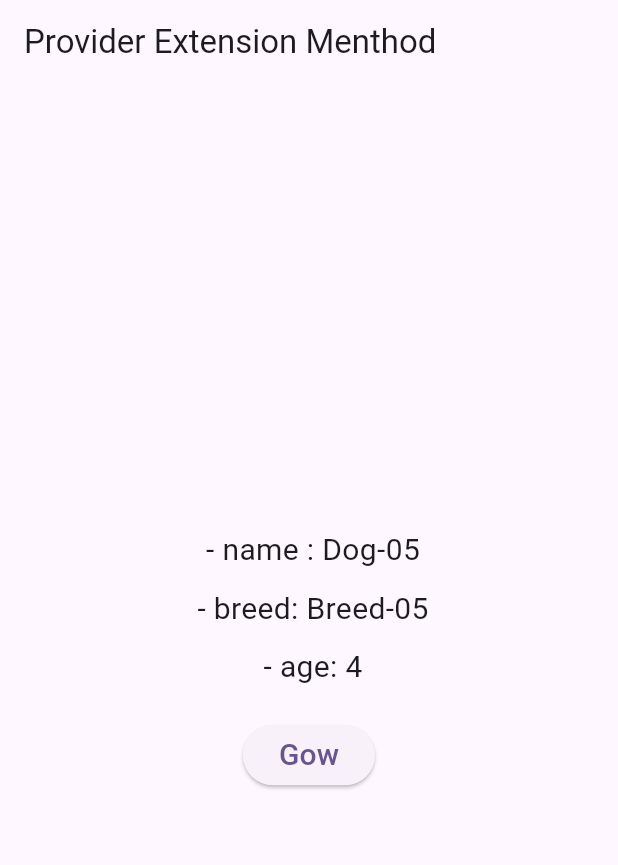
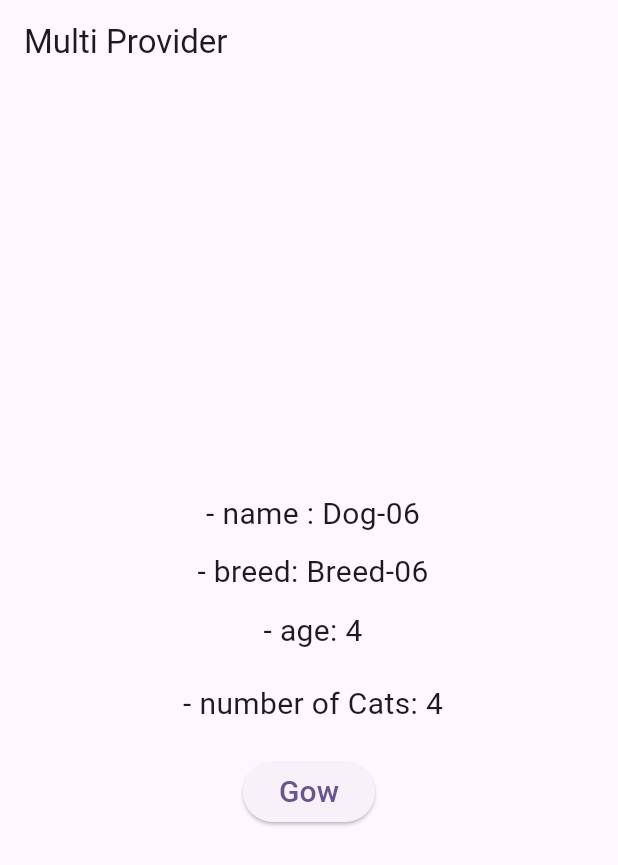
Before and after one commit to Sandeepsunil01/state-management-provider, a Flutter app: the screen it shows after launch, after a tap on "Gow", on a phone screen of 412 x 824 dp. Shown: the top 865 px of the screen. Run offline on Flutter 3.47's test engine with Material 2 defaults, Android fonts, the phone set to English and light mode, and no system bars.

Commit message:
Future Provider and Multiprovider

```diff
--- a/lib/main.dart
+++ b/lib/main.dart
@@ -1,8 +1,8 @@
 import 'package:flutter/material.dart';
 import 'package:provider/provider.dart';
+import 'package:state_management/models/cat.dart';
 import 'package:state_management/models/dog.dart';
-
-import 'provider_overview/provider_overview_05.dart';
+import 'package:state_management/provider_overview/provider_overview_06.dart';
 
 void main() {
   runApp(const MyApp());
@@ -13,8 +13,20 @@ class MyApp extends StatelessWidget {
 
   @override
   Widget build(BuildContext context) {
-    return ChangeNotifierProvider<Dog>(
-      create: (context) => Dog(name: "Dog-05", breed: "Breed-05", age: 3),
+    return MultiProvider(
+      providers: [
+        ChangeNotifierProvider<Dog>(
+            create: (context) =>
+                Dog(name: "Dog-06", breed: "Breed-06", age: 3)),
+        FutureProvider<int>(
+          initialData: 0,
+          create: (context) {
+            final int dogAge = context.read<Dog>().age;
+            final cats = Cats(age: dogAge);
+            return cats.getCatsAge();
+          },
+        ),
+      ],
       child: MaterialApp(
         title: 'State Management with Provider',
         debugShowCheckedModeBanner: false,
@@ -22,7 +34,7 @@ class MyApp extends StatelessWidget {
           colorScheme: ColorScheme.fromSeed(seedColor: Colors.deepPurple),
           useMaterial3: true,
         ),
-        home: const ProviderOverview05(),
+        home: const ProviderOverview06(),
       ),
     );
   }
--- /dev/null
+++ b/lib/models/cat.dart
@@ -0,0 +1,20 @@
+// ignore_for_file: public_member_api_docs, sort_constructors_first
+class Cats {
+  final int age;
+
+  const Cats({
+    required this.age,
+  });
+
+  Future<int> getCatsAge() async {
+    await Future.delayed(const Duration(seconds: 3));
+
+    if (age > 1 && age < 5) {
+      return 4;
+    } else if (age <= 0) {
+      return 1;
+    } else {
+      return 2;
+    }
+  }
+}
--- /dev/null
+++ b/lib/provider_overview/provider_overview_06.dart
@@ -0,0 +1,84 @@
+import 'package:flutter/material.dart';
+import 'package:provider/provider.dart';
+
+import '../models/dog.dart';
+
+//The number of Cats changes after 3 seconds
+class ProviderOverview06 extends StatefulWidget {
+  const ProviderOverview06({super.key});
+
+  @override
+  State<ProviderOverview06> createState() => _ProviderOverview06State();
+}
+
+class _ProviderOverview06State extends State<ProviderOverview06> {
+  @override
+  Widget build(BuildContext context) {
+    return Scaffold(
+      appBar: AppBar(
+        title: const Text("Multi Provider"),
+      ),
+      body: Center(
+        child: Column(
+          mainAxisAlignment: MainAxisAlignment.center,
+          mainAxisSize: MainAxisSize.min,
+          children: [
+            Text(
+              " - name : ${context.watch<Dog>().name}",
+              style: const TextStyle(fontSize: 20),
+            ),
+            const SizedBox(height: 10),
+            const BreedAndAge()
+          ],
+        ),
+      ),
+    );
+  }
+}
+
+class BreedAndAge extends StatelessWidget {
+  const BreedAndAge({super.key});
+
+  @override
+  Widget build(BuildContext context) {
+    return Column(
+      children: [
+        Text(
+          " - breed: ${context.select<Dog, String>((Dog dog) => dog.breed)}",
+          style: const TextStyle(fontSize: 20),
+        ),
+        const SizedBox(height: 10),
+        const Age(),
+      ],
+    );
+  }
+}
+
+class Age extends StatelessWidget {
+  const Age({super.key});
+
+  @override
+  Widget build(BuildContext context) {
+    return Column(
+      children: [
+        Text(
+          " - age: ${context.select<Dog, int>((Dog dog) => dog.age)}",
+          style: const TextStyle(fontSize: 20),
+        ),
+        const SizedBox(height: 20),
+        Text(
+            " - number of Cats: ${context.watch<int>()}", //if you use read instead of watch then value dont updates automatically
+            style: const TextStyle(
+                fontSize: 20)), //Thus is How Future Provider is Implemented
+        const SizedBox(height: 20),
+        ElevatedButton(
+          onPressed: () => context.read<Dog>().grow(),
+          child: const Text(
+            "Gow",
+            style: TextStyle(fontSize: 20),
+          ),
+        ),
+      ],
+    );
+  }
+}
```
